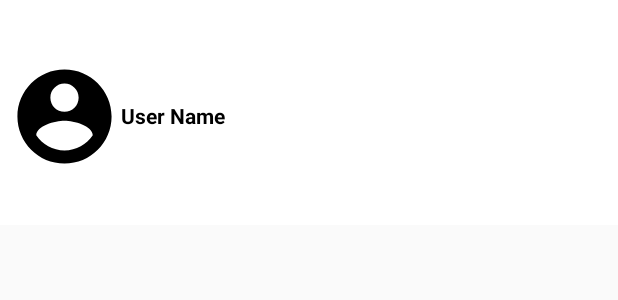
After one commit to situationsdemo/situationsdemo, an Android app: the layout activity_nav_drawer.xml on its own in the app's theme, with its tools: preview values and no code run, on a phone screen of 412 x 824 dp. The commit adds this screen. Shown: the top 300 px of the screen. Run offline under Robolectric (Android 15) with nearby library versions, the phone set to English and light mode, and no system bars.

Commit message:
Added navigation drawer

```diff
--- a/app/build.gradle
+++ b/app/build.gradle
@@ -21,6 +21,7 @@ android {
 dependencies {
     implementation fileTree(dir: 'libs', include: ['*.jar'])
     implementation 'com.android.support:appcompat-v7:26.1.0'
+    implementation 'com.android.support:design:26.1.0' //for nav drawer
     implementation 'com.android.support.constraint:constraint-layout:1.0.2'
     testImplementation 'junit:junit:4.12'
     androidTestImplementation 'com.android.support.test:runner:1.0.1'
@@ -30,5 +31,6 @@ dependencies {
     compile 'com.google.firebase:firebase-database:11.8.0'
     compile 'com.google.android.gms:play-services-auth:11.8.0'
 
+    implementation 'com.android.support:mediarouter-v7:26.1.0'
 }
 apply plugin: 'com.google.gms.google-services'
--- a/app/src/main/AndroidManifest.xml
+++ b/app/src/main/AndroidManifest.xml
@@ -16,7 +16,10 @@
                 <category android:name="android.intent.category.LAUNCHER" />
             </intent-filter>
         </activity>
-        <activity android:name=".MainActivity"></activity>
+        <activity android:name=".MainActivity" />
+        <activity android:name=".CreateSituations">
+
+        </activity>
     </application>
 
 </manifest>
--- /dev/null
+++ b/app/src/main/res/drawable/ic_account_circle_black_24dp.xml
@@ -0,0 +1,9 @@
+<vector xmlns:android="http://schemas.android.com/apk/res/android"
+        android:width="24dp"
+        android:height="24dp"
+        android:viewportWidth="24.0"
+        android:viewportHeight="24.0">
+    <path
+        android:fillColor="#FF000000"
+        android:pathData="M12,2C6.48,2 2,6.48 2,12s4.48,10 10,10 10,-4.48 10,-10S17.52,2 12,2zM12,5c1.66,0 3,1.34 3,3s-1.34,3 -3,3 -3,-1.34 -3,-3 1.34,-3 3,-3zM12,19.2c-2.5,0 -4.71,-1.28 -6,-3.22 0.03,-1.99 4,-3.08 6,-3.08 1.99,0 5.97,1.09 6,3.08 -1.29,1.94 -3.5,3.22 -6,3.22z"/>
+</vector>
--- /dev/null
+++ b/app/src/main/res/layout/activity_nav_drawer.xml
@@ -0,0 +1,23 @@
+<?xml version="1.0" encoding="utf-8"?>
+<LinearLayout
+    xmlns:android="http://schemas.android.com/apk/res/android"
+    android:layout_width="match_parent"
+    android:layout_height="150dp"
+    android:background="@color/white">
+
+    <ImageView
+        android:layout_width="75dp"
+        android:layout_height="75dp"
+        android:layout_marginTop="40dp"
+        android:layout_marginStart="5dp"
+        android:background="@drawable/ic_account_circle_black_24dp" android:contentDescription="@string/todo" />
+
+    <TextView
+        android:layout_width="wrap_content"
+        android:layout_height="wrap_content"
+        android:layout_marginTop="67dp"
+        android:text="@string/user_name"
+        android:textColor="@color/common_google_signin_btn_text_dark_focused"
+        android:textStyle="bold" />
+
+</LinearLayout>
--- a/app/src/main/res/values/colors.xml
+++ b/app/src/main/res/values/colors.xml
@@ -3,4 +3,5 @@
     <color name="colorPrimary">#3F51B5</color>
     <color name="colorPrimaryDark">#303f9f</color>
     <color name="colorAccent">#FF4081</color>
+    <color name="white">#ffffff</color>
 </resources>
--- a/app/src/main/res/values/styles.xml
+++ b/app/src/main/res/values/styles.xml
@@ -6,6 +6,7 @@
         <item name="colorPrimary">@color/colorPrimary</item>
         <item name="colorPrimaryDark">@color/colorPrimaryDark</item>
         <item name="colorAccent">@color/colorAccent</item>
+        <item name="android:actionMenuTextColor">@color/common_google_signin_btn_text_dark_default</item>
     </style>
 
 </resources>
```
Also changed, not shown: app/src/main/java/com/demo/situations/CreateSituations.java (added, +95 -0 lines), app/src/main/java/com/demo/situations/LogInPage.java (+5 -4 lines), app/src/main/res/drawable/ic_home_black_24dp.xml (added, +9 -0 lines), app/src/main/res/drawable/ic_settings_black_24dp.xml (added, +9 -0 lines), app/src/main/res/layout/activity_create_situations.xml (added, +20 -0 lines), app/src/main/res/layout/activity_log_in_page.xml (+39 -32 lines), app/src/main/res/menu/nav_drawer_menu.xml (added, +26 -0 lines), app/src/main/res/values/strings.xml (+8 -2 lines), app/src/main/res/drawable-hdpi/ic_log_out.png (added), app/src/main/res/drawable-mdpi/ic_log_out.png (added), app/src/main/res/drawable-xhdpi/ic_log_out.png (added), app/src/main/res/drawable-xxhdpi/ic_log_out.png (added), 1 other file.
